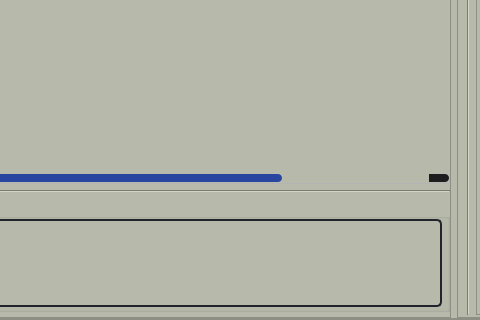
The window that Sheet_loader_win/data_loader.ui (DORSA-co/trainApp_oxin) describes before a commit, drawn with Qt 5; both pictures show x 112 to 592 and y 170 to 490 of the 1071 by 490 pixel window.
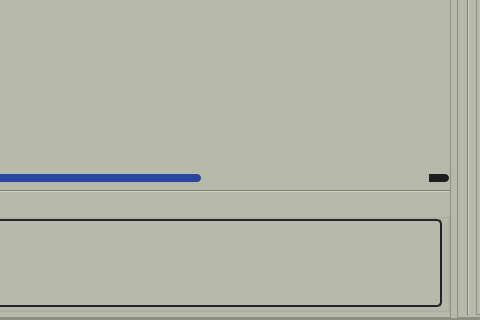
The same window after the commit. Icons and pictures are not drawn.

What changed in the file:
```diff
--- a/Sheet_loader_win/data_loader.ui
+++ b/Sheet_loader_win/data_loader.ui
@@ -832,7 +832,7 @@
                 <number>1</number>
                </property>
                <property name="columnCount">
-                <number>7</number>
+                <number>9</number>
                </property>
                <row/>
                <column>
@@ -850,6 +850,8 @@
                <column/>
                <column/>
                <column/>
+               <column/>
+               <column/>
               </widget>
              </item>
              <item>
```
Left out of the diff: 9 changed lines with no effect on the pictures.
